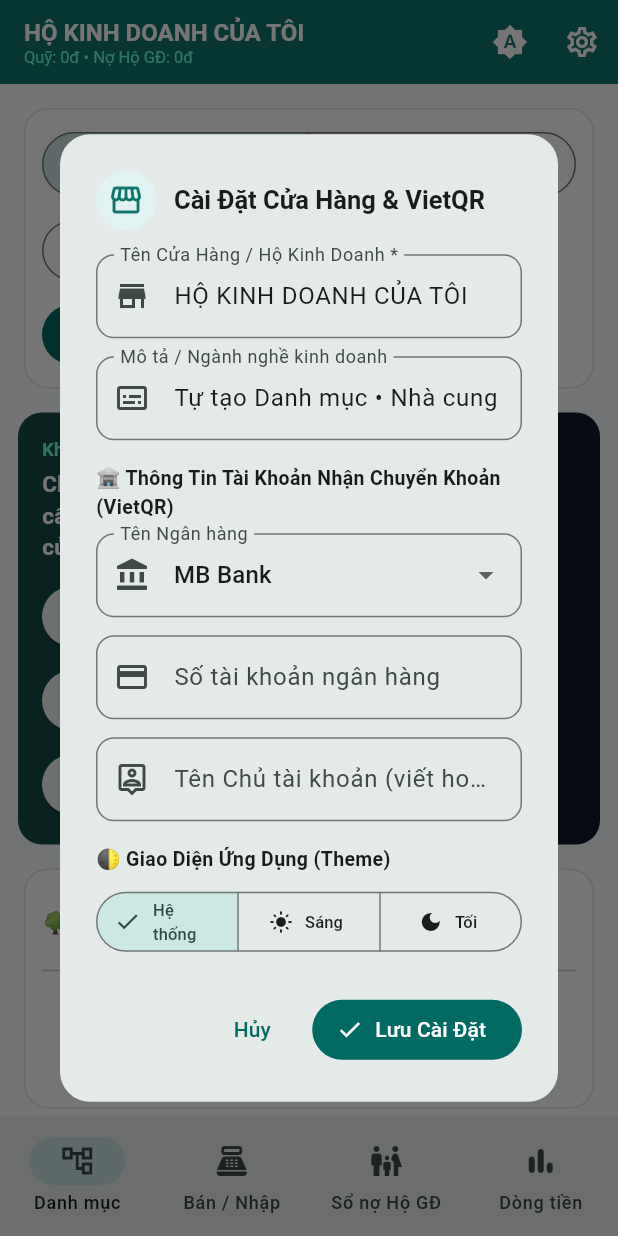
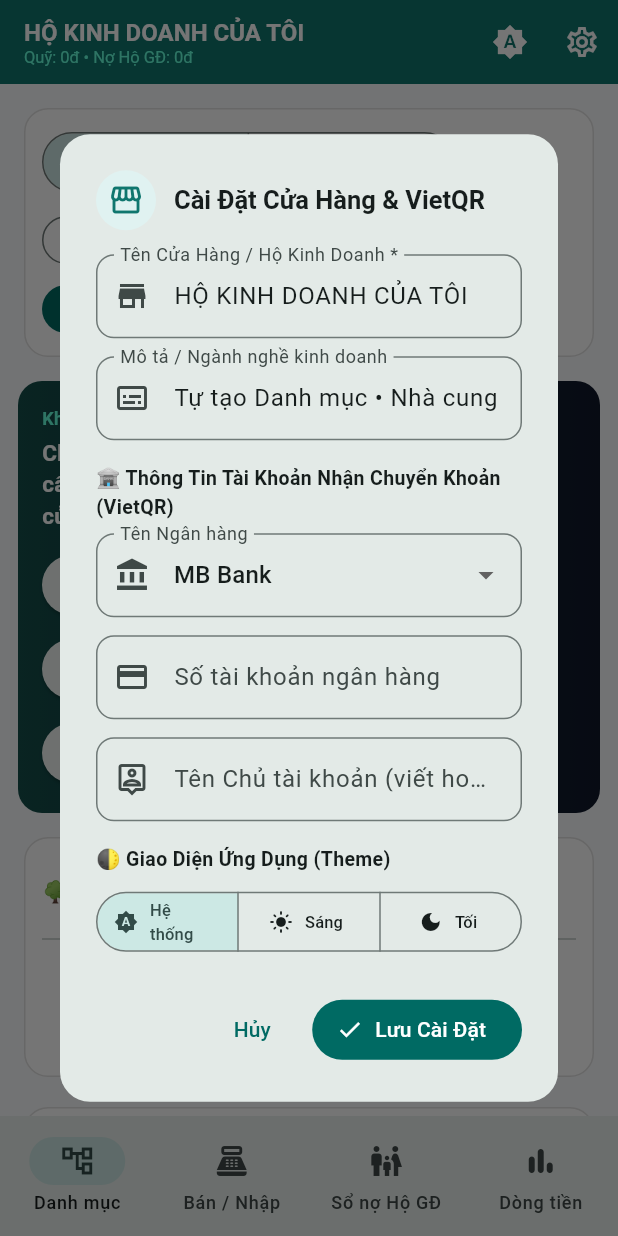
Before and after one commit to Quangmerino/hokinhdoanh, a Flutter app: the screen it shows after launch, after a tap on the "settings" icon, on a phone screen of 412 x 824 dp. Run offline on Flutter 3.47's test engine with Material 3 defaults, Android fonts, the phone set to English and light mode, and no system bars; our stand-ins replace sqflite; accounts and stored records are empty.

Commit message:
fix(ui): resolve button text overflow and synchronize input action dimensions

```diff
--- a/lib/features/catalog/catalog_screen.dart
+++ b/lib/features/catalog/catalog_screen.dart
@@ -35,6 +35,7 @@ class _CatalogScreenState extends State<CatalogScreen> {
 
   @override
   Widget build(BuildContext context) {
+    final isDark = Theme.of(context).brightness == Brightness.dark;
     final roots = ctrl.categories.where((c) => c.parentId == null).toList();
     final subtreeIds = ctrl.selectedCategoryId != null
         ? ctrl.getCategorySubtreeIds(ctrl.selectedCategoryId)
@@ -77,7 +78,7 @@ class _CatalogScreenState extends State<CatalogScreen> {
           elevation: 0,
           shape: RoundedRectangleBorder(
             borderRadius: BorderRadius.circular(16),
-            side: BorderSide(color: Colors.grey.shade300),
+            side: BorderSide(color: isDark ? const Color(0xFF1E293B) : Colors.grey.shade300),
           ),
           child: Padding(
             padding: const EdgeInsets.all(12),
@@ -88,37 +89,43 @@ class _CatalogScreenState extends State<CatalogScreen> {
               crossAxisAlignment: WrapCrossAlignment.center,
               children: [
                 SegmentedButton<String>(
+                  showSelectedIcon: false,
                   segments: const [
                     ButtonSegment(
                       value: 'category',
-                      label: Text('Danh mục ➔ NCC ➔ SP', style: TextStyle(fontSize: 12)),
+                      icon: Icon(Icons.account_tree_outlined, size: 16),
+                      label: Text('Theo Danh mục', style: TextStyle(fontSize: 12)),
                     ),
                     ButtonSegment(
                       value: 'supplier',
-                      label: Text('NCC ➔ Danh mục ➔ SP', style: TextStyle(fontSize: 12)),
+                      icon: Icon(Icons.local_shipping_outlined, size: 16),
+                      label: Text('Theo NCC', style: TextStyle(fontSize: 12)),
                     ),
                   ],
                   selected: {ctrl.treeMode},
                   onSelectionChanged: (val) => ctrl.setTreeMode(val.first),
                 ),
                 Wrap(
-                  spacing: 8,
-                  runSpacing: 8,
+                  spacing: 6,
+                  runSpacing: 6,
                   children: [
                     OutlinedButton.icon(
+                      style: OutlinedButton.styleFrom(visualDensity: VisualDensity.compact),
                       onPressed: () => showCategoryDialog(context, ctrl),
                       icon: const Icon(Icons.create_new_folder_outlined, size: 16),
-                      label: const Text('+ Danh Mục'),
+                      label: const Text('+ Danh mục'),
                     ),
                     OutlinedButton.icon(
+                      style: OutlinedButton.styleFrom(visualDensity: VisualDensity.compact),
                       onPressed: () => showSupplierDialog(context, ctrl),
                       icon: const Icon(Icons.local_shipping_outlined, size: 16),
-                      label: const Text('+ Nhà Cung Cấp'),
+                      label: const Text('+ Nhà cung cấp'),
                     ),
                     FilledButton.icon(
+                      style: FilledButton.styleFrom(visualDensity: VisualDensity.compact),
                       onPressed: () => showProductDialog(context, ctrl),
                       icon: const Icon(Icons.add_box_outlined, size: 16),
-                      label: const Text('+ Mặt Hàng Mới'),
+                      label: const Text('+ Mặt hàng'),
                     ),
                   ],
                 ),
@@ -179,7 +186,7 @@ class _CatalogScreenState extends State<CatalogScreen> {
           elevation: 0,
           shape: RoundedRectangleBorder(
             borderRadius: BorderRadius.circular(16),
-            side: BorderSide(color: Colors.grey.shade300),
+            side: BorderSide(color: isDark ? const Color(0xFF1E293B) : Colors.grey.shade300),
           ),
           child: Padding(
             padding: const EdgeInsets.all(12),
@@ -229,7 +236,7 @@ class _CatalogScreenState extends State<CatalogScreen> {
           elevation: 0,
           shape: RoundedRectangleBorder(
             borderRadius: BorderRadius.circular(16),
-            side: BorderSide(color: Colors.grey.shade300),
+            side: BorderSide(color: isDark ? const Color(0xFF1E293B) : Colors.grey.shade300),
           ),
           child: Padding(
             padding: const EdgeInsets.all(12),
@@ -283,7 +290,7 @@ class _CatalogScreenState extends State<CatalogScreen> {
           elevation: 0,
           shape: RoundedRectangleBorder(
             borderRadius: BorderRadius.circular(16),
-            side: BorderSide(color: Colors.grey.shade300),
+            side: BorderSide(color: isDark ? const Color(0xFF1E293B) : Colors.grey.shade300),
           ),
           child: Padding(
             padding: const EdgeInsets.all(12),
@@ -291,16 +298,20 @@ class _CatalogScreenState extends State<CatalogScreen> {
               crossAxisAlignment: CrossAxisAlignment.start,
               children: [
                 Row(
+                  crossAxisAlignment: CrossAxisAlignment.center,
                   children: [
                     Expanded(
+                      child: SizedBox(
+                        height: 44,
                         child: TextField(
                           controller: _searchCtrl,
                           decoration: InputDecoration(
                             hintText: 'Tìm mặt hàng, mã SKU...',
                             prefixIcon: const Icon(Icons.search, size: 18),
+                            contentPadding: const EdgeInsets.symmetric(horizontal: 12, vertical: 0),
                             suffixIcon: _searchQuery.isNotEmpty
                                 ? IconButton(
-                                  icon: const Icon(Icons.clear, size: 18),
+                                    icon: const Icon(Icons.clear, size: 16),
                                     onPressed: () {
                                       _searchCtrl.clear();
                                       setState(() => _searchQuery = '');
@@ -313,11 +324,16 @@ class _CatalogScreenState extends State<CatalogScreen> {
                           onChanged: (v) => setState(() => _searchQuery = v),
                         ),
                       ),
+                    ),
                     const SizedBox(width: 8),
-                    FilterChip(
+                    SizedBox(
+                      height: 44,
+                      child: FilterChip(
+                        visualDensity: VisualDensity.compact,
                         label: const Text('Sắp hết kho', style: TextStyle(fontSize: 12)),
                         selected: _lowStockOnly,
                         onSelected: (v) => setState(() => _lowStockOnly = v),
+                      ),
                     ),
                   ],
                 ),
@@ -406,17 +422,24 @@ class _CatalogScreenState extends State<CatalogScreen> {
                             ],
                           ),
                           const Divider(),
-                          Row(
-                            mainAxisAlignment: MainAxisAlignment.spaceBetween,
+                          Wrap(
+                            alignment: WrapAlignment.spaceBetween,
+                            crossAxisAlignment: WrapCrossAlignment.center,
+                            spacing: 8,
+                            runSpacing: 6,
                             children: [
                               Row(
+                                mainAxisSize: MainAxisSize.min,
                                 children: [
                                   TextButton.icon(
+                                    style: TextButton.styleFrom(visualDensity: VisualDensity.compact),
                                     onPressed: () => showProductDialog(context, ctrl, editProduct: p),
                                     icon: const Icon(Icons.edit, size: 16),
                                     label: const Text('Sửa'),
                                   ),
+                                  const SizedBox(width: 4),
                                   TextButton.icon(
+                                    style: TextButton.styleFrom(visualDensity: VisualDensity.compact),
                                     onPressed: () => ctrl.deleteProduct(p.id),
                                     icon: const Icon(Icons.delete_outline, size: 16, color: Colors.red),
                                     label: const Text('Xóa', style: TextStyle(color: Colors.red)),
@@ -424,23 +447,34 @@ class _CatalogScreenState extends State<CatalogScreen> {
                                 ],
                               ),
                               Row(
+                                mainAxisSize: MainAxisSize.min,
                                 children: [
-                                  OutlinedButton(
+                                  OutlinedButton.icon(
+                                    style: OutlinedButton.styleFrom(
+                                      visualDensity: VisualDensity.compact,
+                                      padding: const EdgeInsets.symmetric(horizontal: 10, vertical: 6),
+                                    ),
                                     onPressed: () {
                                       ctrl.setPosOrderType('PURCHASE');
                                       ctrl.addProductToCart(p);
                                       widget.onSwitchToPos();
                                     },
-                                    child: const Text('+ Nhập kho'),
+                                    icon: const Icon(Icons.add, size: 14),
+                                    label: const Text('Nhập kho', style: TextStyle(fontSize: 12)),
                                   ),
                                   const SizedBox(width: 6),
-                                  FilledButton(
+                                  FilledButton.icon(
+                                    style: FilledButton.styleFrom(
+                                      visualDensity: VisualDensity.compact,
+                                      padding: const EdgeInsets.symmetric(horizontal: 10, vertical: 6),
+                                    ),
                                     onPressed: () {
                                       ctrl.setPosOrderType('SALE');
                                       ctrl.addProductToCart(p);
                                       widget.onSwitchToPos();
                                     },
-                                    child: const Text('🛒 Bán ngay'),
+                                    icon: const Icon(Icons.shopping_cart_checkout, size: 14),
+                                    label: const Text('Bán ngay', style: TextStyle(fontSize: 12)),
                                   ),
                                 ],
                               ),
--- a/lib/features/household_debt/household_debt_screen.dart
+++ b/lib/features/household_debt/household_debt_screen.dart
@@ -65,11 +65,14 @@ class _HouseholdDebtScreenState extends State<HouseholdDebtScreen> {
                 Row(
                   mainAxisAlignment: MainAxisAlignment.spaceBetween,
                   children: [
-                    const Text(
-                      '👨‍👩‍👧‍👦 Danh Sách Hộ Gia Đình',
-                      style: TextStyle(fontWeight: FontWeight.bold, fontSize: 14),
+                    const Expanded(
+                      child: Text(
+                        '👨‍👩‍👧‍👦 Danh Sách Hộ Gia Đình',
+                        style: TextStyle(fontWeight: FontWeight.bold, fontSize: 14),
+                      ),
                     ),
                     FilledButton.icon(
+                      style: FilledButton.styleFrom(visualDensity: VisualDensity.compact),
                       onPressed: () => showHouseholdDialog(context, ctrl),
                       icon: const Icon(Icons.person_add_alt_1, size: 16),
                       label: const Text('+ Thêm Hộ GĐ'),
@@ -154,14 +157,16 @@ class _HouseholdDebtScreenState extends State<HouseholdDebtScreen> {
                     runSpacing: 8,
                     children: [
                       FilledButton.icon(
+                        style: FilledButton.styleFrom(visualDensity: VisualDensity.compact),
                         onPressed: () => showCollectDebtDialog(context, ctrl, selectedHh),
                         icon: const Icon(Icons.payments_outlined, size: 16),
-                        label: const Text('💵 Thu Nợ / Trả Vỏ'),
+                        label: const Text('Thu Nợ / Trả Vỏ'),
                       ),
                       OutlinedButton.icon(
+                        style: OutlinedButton.styleFrom(visualDensity: VisualDensity.compact),
                         onPressed: () => showVietQrZaloDialog(context, ctrl, selectedHh),
                         icon: const Icon(Icons.qr_code_2, size: 16),
-                        label: const Text('📲 Phiếu Nhắc Nợ VietQR Zalo'),
+                        label: const Text('Nhắc nợ VietQR'),
                       ),
                     ],
                   ),
--- a/lib/features/navigation/dialogs/store_settings_dialog.dart
+++ b/lib/features/navigation/dialogs/store_settings_dialog.dart
@@ -126,6 +126,7 @@ void showStoreSettingsDialog(BuildContext context, BusinessController ctrl) {
                 ),
                 const SizedBox(height: 8),
                 SegmentedButton<String>(
+                  showSelectedIcon: false,
                   segments: const [
                     ButtonSegment(
                       value: 'system',
--- a/lib/features/navigation/main_navigation_shell.dart
+++ b/lib/features/navigation/main_navigation_shell.dart
@@ -32,10 +32,14 @@ class _MainNavigationShellState extends State<MainNavigationShell> {
           children: [
             Text(
               ctrl.storeConfig.storeName,
+              maxLines: 1,
+              overflow: TextOverflow.ellipsis,
               style: const TextStyle(fontWeight: FontWeight.bold, fontSize: 16),
             ),
             Text(
               'Quỹ: ${AppFormatters.formatVnd(ctrl.totalCashBalance)} • Nợ Hộ GĐ: ${AppFormatters.formatVnd(ctrl.totalHouseholdDebt)}',
+              maxLines: 1,
+              overflow: TextOverflow.ellipsis,
               style: const TextStyle(fontSize: 11, color: Colors.tealAccent),
             ),
           ],
--- a/lib/features/pos_order/pos_screen.dart
+++ b/lib/features/pos_order/pos_screen.dart
@@ -60,9 +60,18 @@ class _PosOrderScreenState extends State<PosOrderScreen> {
               crossAxisAlignment: CrossAxisAlignment.start,
               children: [
                 SegmentedButton<String>(
+                  showSelectedIcon: false,
                   segments: const [
-                    ButtonSegment(value: 'SALE', label: Text('📤 Xuất Bán Hàng', style: TextStyle(fontWeight: FontWeight.bold))),
-                    ButtonSegment(value: 'PURCHASE', label: Text('📥 Nhập Kho Từ NCC', style: TextStyle(fontWeight: FontWeight.bold))),
+                    ButtonSegment(
+                      value: 'SALE',
+                      icon: Icon(Icons.point_of_sale, size: 18),
+                      label: Text('Bán Hàng', style: TextStyle(fontWeight: FontWeight.bold)),
+                    ),
+                    ButtonSegment(
+                      value: 'PURCHASE',
+                      icon: Icon(Icons.move_to_inbox, size: 18),
+                      label: Text('Nhập Kho', style: TextStyle(fontWeight: FontWeight.bold)),
+                    ),
                   ],
                   selected: {ctrl.posOrderType},
                   onSelectionChanged: (v) {
@@ -220,12 +229,15 @@ class _PosOrderScreenState extends State<PosOrderScreen> {
                                   ),
                                 ],
                               ),
-                              Text(
+                              Flexible(
+                                child: Text(
                                   AppFormatters.formatVnd(item.lineTotal),
+                                  overflow: TextOverflow.ellipsis,
                                   style: TextStyle(
                                     fontWeight: FontWeight.w900,
                                     fontSize: 15,
                                     color: isDark ? Colors.teal.shade300 : Colors.teal.shade800,
+                                  ),
                                 ),
                               ),
                             ],
@@ -445,12 +457,7 @@ class _PosOrderScreenState extends State<PosOrderScreen> {
                 const SizedBox(height: 10),
 
                 // SỐ TIỀN TRẢ NGAY & HÌNH THỨC (FORMAT 2.000.000 VNĐ)
-                Row(
-                  crossAxisAlignment: CrossAxisAlignment.start,
-                  children: [
-                    Expanded(
-                      flex: 6,
-                      child: TextFormField(
+                TextFormField(
                   controller: _paidCtrl,
                   keyboardType: TextInputType.number,
                   inputFormatters: [
@@ -469,21 +476,30 @@ class _PosOrderScreenState extends State<PosOrderScreen> {
                   ),
                   onChanged: (_) => setState(() {}),
                 ),
-                    ),
+                const SizedBox(height: 10),
+
+                // HÌNH THỨC THANH TOÁN
+                Row(
+                  children: [
+                    const Text('Hình thức:', style: TextStyle(fontSize: 12, fontWeight: FontWeight.bold)),
                     const SizedBox(width: 8),
                     Expanded(
-                      flex: 4,
-                      child: DropdownButtonFormField<String>(
-                        value: _paymentMethod,
-                        decoration: const InputDecoration(
-                          labelText: 'Phương thức',
-                          border: OutlineInputBorder(borderRadius: BorderRadius.all(Radius.circular(12))),
+                      child: SegmentedButton<String>(
+                        showSelectedIcon: false,
+                        segments: const [
+                          ButtonSegment(
+                            value: 'CASH',
+                            icon: Icon(Icons.payments_outlined, size: 16),
+                            label: Text('Tiền mặt', style: TextStyle(fontSize: 12, fontWeight: FontWeight.bold)),
                           ),
-                        items: const [
-                          DropdownMenuItem(value: 'CASH', child: Text('💵 Tiền mặt')),
-                          DropdownMenuItem(value: 'BANK', child: Text('🏦 Chuyển khoản')),
+                          ButtonSegment(
+                            value: 'BANK',
+                            icon: Icon(Icons.account_balance_outlined, size: 16),
+                            label: Text('Chuyển khoản', style: TextStyle(fontSize: 12, fontWeight: FontWeight.bold)),
+                          ),
                         ],
-                        onChanged: (v) => setState(() => _paymentMethod = v ?? 'CASH'),
+                        selected: {_paymentMethod},
+                        onSelectionChanged: (v) => setState(() => _paymentMethod = v.first),
                       ),
                     ),
                   ],
--- a/lib/features/reports_cashflow/reports_screen.dart
+++ b/lib/features/reports_cashflow/reports_screen.dart
@@ -64,6 +64,7 @@ class _ReportsCashflowScreenState extends State<ReportsCashflowScreen> {
               crossAxisAlignment: WrapCrossAlignment.center,
               children: [
                 SegmentedButton<String>(
+                  showSelectedIcon: false,
                   segments: const [
                     ButtonSegment(value: 'DAY', label: Text('Ngày')),
                     ButtonSegment(value: 'WEEK', label: Text('Tuần')),
@@ -76,14 +77,18 @@ class _ReportsCashflowScreenState extends State<ReportsCashflowScreen> {
                 Row(
                   mainAxisSize: MainAxisSize.min,
                   children: [
-                    OutlinedButton(
+                    OutlinedButton.icon(
+                      style: OutlinedButton.styleFrom(visualDensity: VisualDensity.compact),
                       onPressed: () => showManualCashModal(context, ctrl, 'IN'),
-                      child: const Text('+ Phiếu Thu'),
+                      icon: const Icon(Icons.add, size: 16),
+                      label: const Text('Phiếu Thu'),
                     ),
                     const SizedBox(width: 6),
-                    OutlinedButton(
+                    OutlinedButton.icon(
+                      style: OutlinedButton.styleFrom(visualDensity: VisualDensity.compact),
                       onPressed: () => showManualCashModal(context, ctrl, 'OUT'),
-                      child: const Text('- Phiếu Chi'),
+                      icon: const Icon(Icons.remove, size: 16),
+                      label: const Text('Phiếu Chi'),
                     ),
                   ],
                 ),
@@ -100,12 +105,12 @@ class _ReportsCashflowScreenState extends State<ReportsCashflowScreen> {
           physics: const NeverScrollableScrollPhysics(),
           crossAxisSpacing: 8,
           mainAxisSpacing: 8,
-          childAspectRatio: 1.9,
+          childAspectRatio: 1.6,
           children: [
             _buildKpiBox(context, '1. Tổng Doanh Thu', AppFormatters.formatVnd(totalRev), isDark ? Colors.teal.shade300 : Colors.teal.shade900),
             _buildKpiBox(context, '2. Lợi Nhuận Gộp', AppFormatters.formatVnd(grossProfit), isDark ? Colors.green.shade300 : Colors.green.shade700),
             _buildKpiBox(context, '3. Dòng Tiền VÀO', AppFormatters.formatVnd(cashIn), isDark ? Colors.blue.shade300 : Colors.blue.shade700),
-            _buildKpiBox(context, '4. Dòng Tiền RA', '${AppFormatters.formatVnd(cashOut)} (Thuần: ${AppFormatters.formatVnd(netCash)})', isDark ? Colors.red.shade300 : Colors.red.shade700),
+            _buildKpiBox(context, '4. Dòng Tiền RA', '${AppFormatters.formatVnd(cashOut)}\n(Thuần: ${AppFormatters.formatVnd(netCash)})', isDark ? Colors.red.shade300 : Colors.red.shade700),
           ],
         ),
         const SizedBox(height: 12),
```
Also changed, not shown: lib/features/catalog/dialogs/product_dialog.dart (+12 -17 lines), lib/features/household_debt/dialogs/collect_debt_dialog.dart (+14 -16 lines), lib/features/reports_cashflow/dialogs/manual_cash_dialog.dart (+18 -11 lines), 1 other file. Lines whose indentation alone changed are shown as unchanged.
